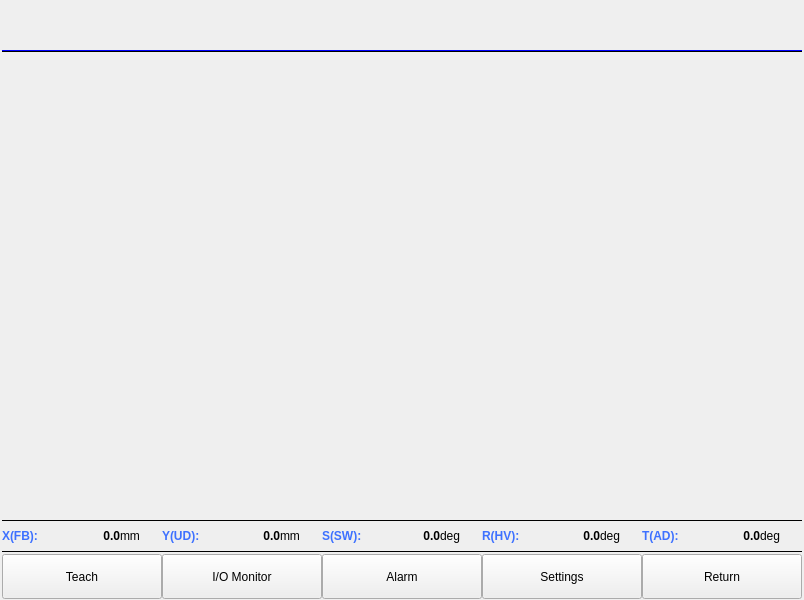
Above: mainframe.ui from GaussCheng/2-5AxisPunch before the change. Below: the same form after it.
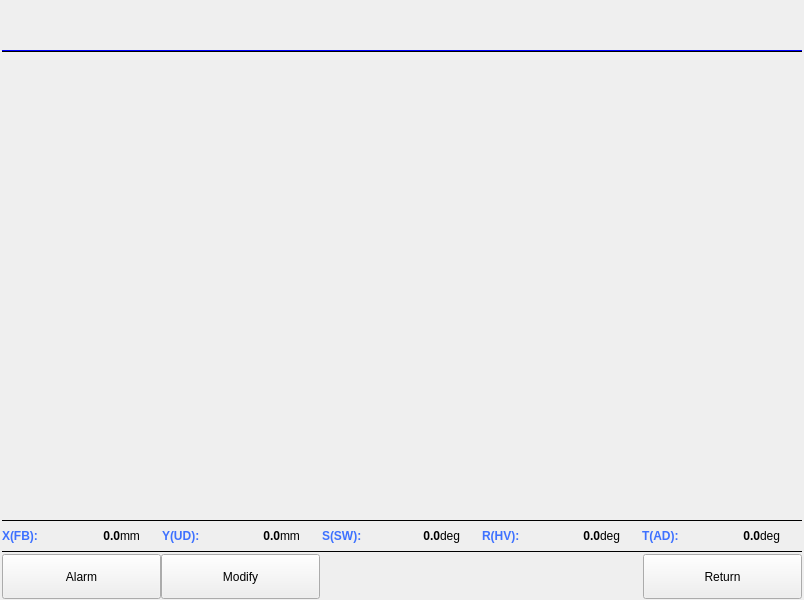
That is the form after the change. The open tabs and pages were chosen to show the change. Custom widgets are drawn as their Qt base class.

```diff
--- a/mainframe.ui
+++ b/mainframe.ui
@@ -873,7 +873,7 @@
         </widget>
        </item>
        <item>
-        <widget class="QPushButton" name="alarmButton">
+        <widget class="QPushButton" name="recordButton">
          <property name="sizePolicy">
           <sizepolicy hsizetype="Minimum" vsizetype="Preferred">
            <horstretch>0</horstretch>
@@ -896,7 +896,7 @@
           <enum>Qt::NoFocus</enum>
          </property>
          <property name="text">
-          <string>Alarm</string>
+          <string>Record</string>
          </property>
         </widget>
        </item>
@@ -1087,6 +1087,104 @@
        </item>
       </layout>
      </widget>
+     <widget class="QWidget" name="page_3">
+      <layout class="QHBoxLayout" name="horizontalLayout_4">
+       <property name="spacing">
+        <number>0</number>
+       </property>
+       <property name="leftMargin">
+        <number>0</number>
+       </property>
+       <property name="topMargin">
+        <number>0</number>
+       </property>
+       <property name="rightMargin">
+        <number>0</number>
+       </property>
+       <property name="bottomMargin">
+        <number>0</number>
+       </property>
+       <item>
+        <widget class="QPushButton" name="alarmButton">
+         <property name="minimumSize">
+          <size>
+           <width>159</width>
+           <height>45</height>
+          </size>
+         </property>
+         <property name="focusPolicy">
+          <enum>Qt::NoFocus</enum>
+         </property>
+         <property name="text">
+          <string>Alarm</string>
+         </property>
+         <property name="checkable">
+          <bool>true</bool>
+         </property>
+         <attribute name="buttonGroup">
+          <string notr="true">buttonGroup_2</string>
+         </attribute>
+        </widget>
+       </item>
+       <item>
+        <widget class="QPushButton" name="modifyButton">
+         <property name="minimumSize">
+          <size>
+           <width>159</width>
+           <height>45</height>
+          </size>
+         </property>
+         <property name="focusPolicy">
+          <enum>Qt::NoFocus</enum>
+         </property>
+         <property name="text">
+          <string>Modify</string>
+         </property>
+         <property name="checkable">
+          <bool>true</bool>
+         </property>
+         <attribute name="buttonGroup">
+          <string notr="true">buttonGroup_2</string>
+         </attribute>
+        </widget>
+       </item>
+       <item>
+        <spacer name="horizontalSpacer">
+         <property name="orientation">
+          <enum>Qt::Horizontal</enum>
+         </property>
+         <property name="sizeHint" stdset="0">
+          <size>
+           <width>40</width>
+           <height>20</height>
+          </size>
+         </property>
+        </spacer>
+       </item>
+       <item>
+        <widget class="QPushButton" name="alarmReturn">
+         <property name="minimumSize">
+          <size>
+           <width>159</width>
+           <height>45</height>
+          </size>
+         </property>
+         <property name="focusPolicy">
+          <enum>Qt::NoFocus</enum>
+         </property>
+         <property name="text">
+          <string>Return</string>
+         </property>
+         <property name="checkable">
+          <bool>true</bool>
+         </property>
+         <attribute name="buttonGroup">
+          <string notr="true">buttonGroup_2</string>
+         </attribute>
+        </widget>
+       </item>
+      </layout>
+     </widget>
     </widget>
    </item>
   </layout>
```
Left out of the diff: 1 changed line with no effect on the pictures.
